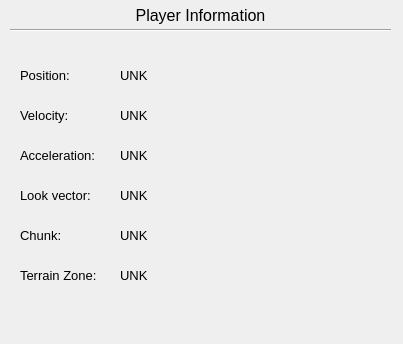
ngurnard/mini_minecraft, file assignment_package/forms/playerinfo.ui: the form before one commit.
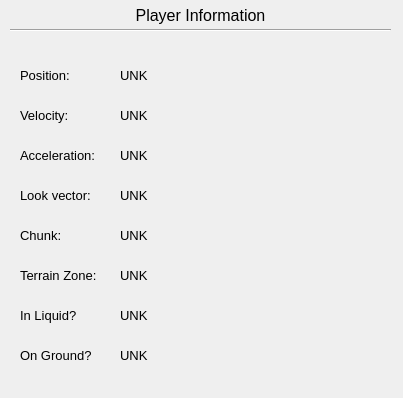
The form after the commit.

```diff
--- a/assignment_package/forms/playerinfo.ui
+++ b/assignment_package/forms/playerinfo.ui
@@ -7,7 +7,7 @@
     <x>0</x>
     <y>0</y>
     <width>403</width>
-    <height>344</height>
+    <height>398</height>
    </rect>
   </property>
   <property name="windowTitle">
@@ -263,6 +263,78 @@
     <string>UNK</string>
    </property>
   </widget>
+  <widget class="QLabel" name="label_3">
+   <property name="geometry">
+    <rect>
+     <x>20</x>
+     <y>300</y>
+     <width>71</width>
+     <height>31</height>
+    </rect>
+   </property>
+   <property name="font">
+    <font>
+     <pointsize>10</pointsize>
+    </font>
+   </property>
+   <property name="text">
+    <string>In Liquid?</string>
+   </property>
+  </widget>
+  <widget class="QLabel" name="liquidLabel">
+   <property name="geometry">
+    <rect>
+     <x>120</x>
+     <y>300</y>
+     <width>271</width>
+     <height>31</height>
+    </rect>
+   </property>
+   <property name="font">
+    <font>
+     <pointsize>10</pointsize>
+    </font>
+   </property>
+   <property name="text">
+    <string>UNK</string>
+   </property>
+  </widget>
+  <widget class="QLabel" name="label_5">
+   <property name="geometry">
+    <rect>
+     <x>20</x>
+     <y>340</y>
+     <width>71</width>
+     <height>31</height>
+    </rect>
+   </property>
+   <property name="font">
+    <font>
+     <pointsize>10</pointsize>
+    </font>
+   </property>
+   <property name="text">
+    <string>On Ground?</string>
+   </property>
+  </widget>
+  <widget class="QLabel" name="groundLabel">
+   <property name="geometry">
+    <rect>
+     <x>120</x>
+     <y>340</y>
+     <width>271</width>
+     <height>31</height>
+    </rect>
+   </property>
+   <property name="font">
+    <font>
+     <pointsize>10</pointsize>
+    </font>
+   </property>
+   <property name="text">
+    <string>UNK</string>
+   </property>
+  </widget>
  </widget>
  <resources/>
  <connections/>
```
